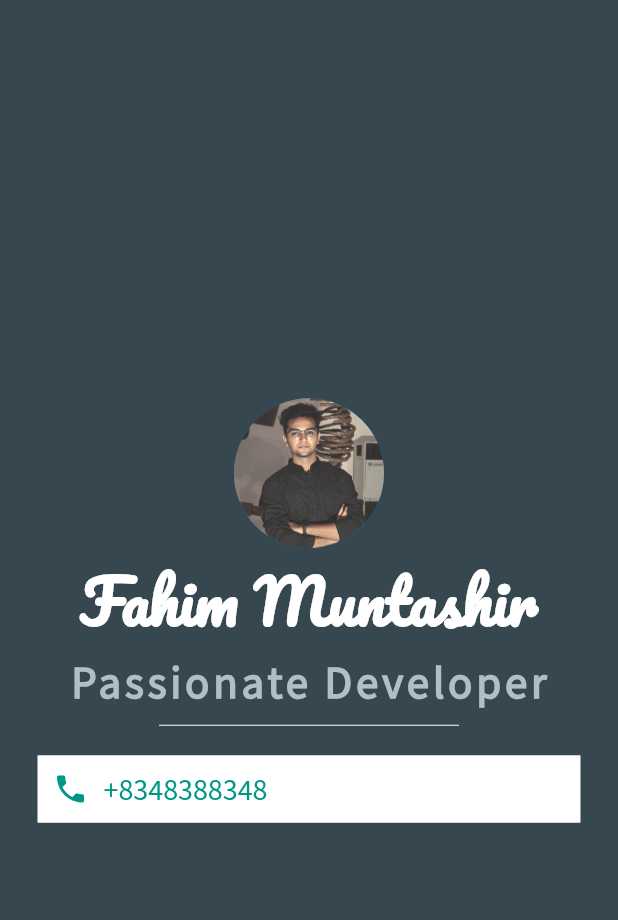
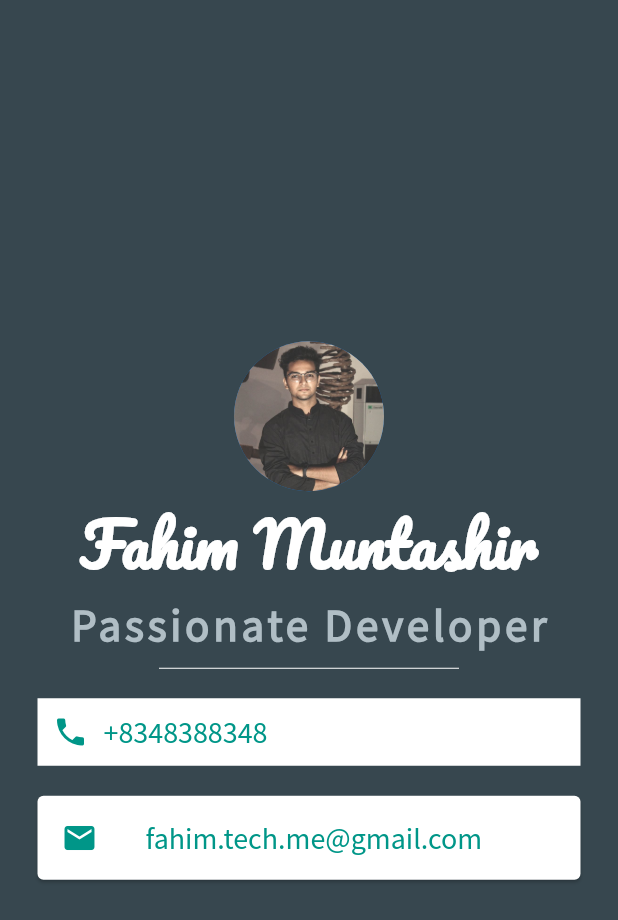
Before and after one commit to FahimMuntashir/Flutter-ProfilePageUI, a Flutter app: the screen it shows after launch, on a phone screen of 412 x 824 dp. Shown: the top 920 px of the screen. Run offline on Flutter 3.47's test engine with Material 2 defaults, Android fonts, the phone set to English and light mode, and no system bars.

Commit message:
adding emain card

```diff
--- a/lib/main.dart
+++ b/lib/main.dart
@@ -33,15 +33,14 @@ class Home extends StatelessWidget {
                 fontFamily: 'Pacifico',
               ),
             ),
-            Text('Passionate Developer',
+            Text(
+              'Passionate Developer',
               style: TextStyle(
                   fontSize: 30.0,
                   color: Colors.blueGrey[200],
                   letterSpacing: 2.5,
                   fontWeight: FontWeight.bold,
-                fontFamily: 'Source Sans Pro'
-
-              ),
+                  fontFamily: 'Source Sans Pro'),
             ),
             SizedBox(
               height: 20,
@@ -66,14 +65,31 @@ class Home extends StatelessWidget {
                   Text(
                     '+8348388348',
                     style: TextStyle(
-                   color:Colors.teal,
+                      color: Colors.teal,
                       fontFamily: 'Source Sans Pro',
                       fontSize: 20.0,
                     ),
                   ),
                 ],
               ),
-
+            ),
+            Card(
+              color: Colors.white,
+              margin: EdgeInsets.symmetric(vertical: 10.0, horizontal: 25.0),
+              child: ListTile(
+                leading: Icon(
+                  Icons.email,
+                  color: Colors.teal,
+                ),
+                title: Text(
+                  'fahim.tech.me@gmail.com',
+                  style: TextStyle(
+                    color: Colors.teal,
+                    fontSize: 20.0,
+                    fontFamily: 'Source Sans Pro',
+                  ),
+                ),
+              ),
             ),
           ],
         ),
```
Lines whose indentation alone changed are shown as unchanged.
